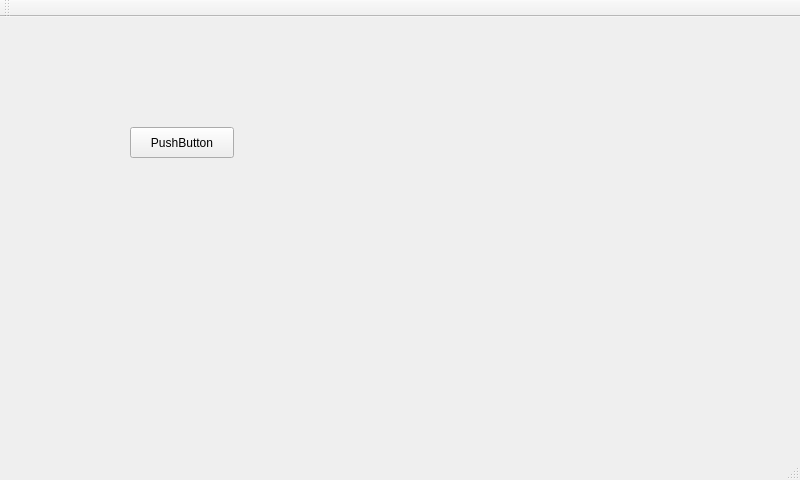
Before: the Qt Designer form final/mainwindow.ui in FinalMission/raspberry-pi-qt, drawn with Qt 5.
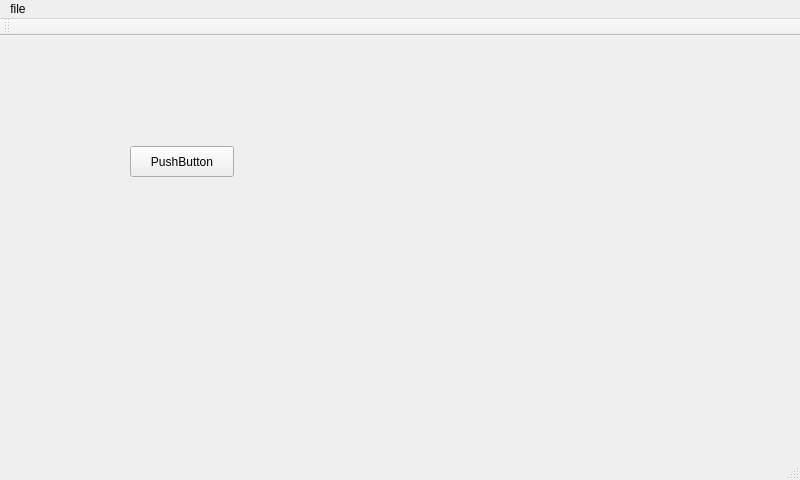
After: the same form once the commit is applied.

The edit to the form file:
```diff
--- a/final/mainwindow.ui
+++ b/final/mainwindow.ui
@@ -34,9 +34,15 @@
      <x>0</x>
      <y>0</y>
      <width>800</width>
-     <height>28</height>
+     <height>23</height>
     </rect>
    </property>
+   <widget class="QMenu" name="menuFile">
+    <property name="title">
+     <string>file</string>
+    </property>
+   </widget>
+   <addaction name="menuFile"/>
   </widget>
   <widget class="QToolBar" name="mainToolBar">
    <attribute name="toolBarArea">
```
